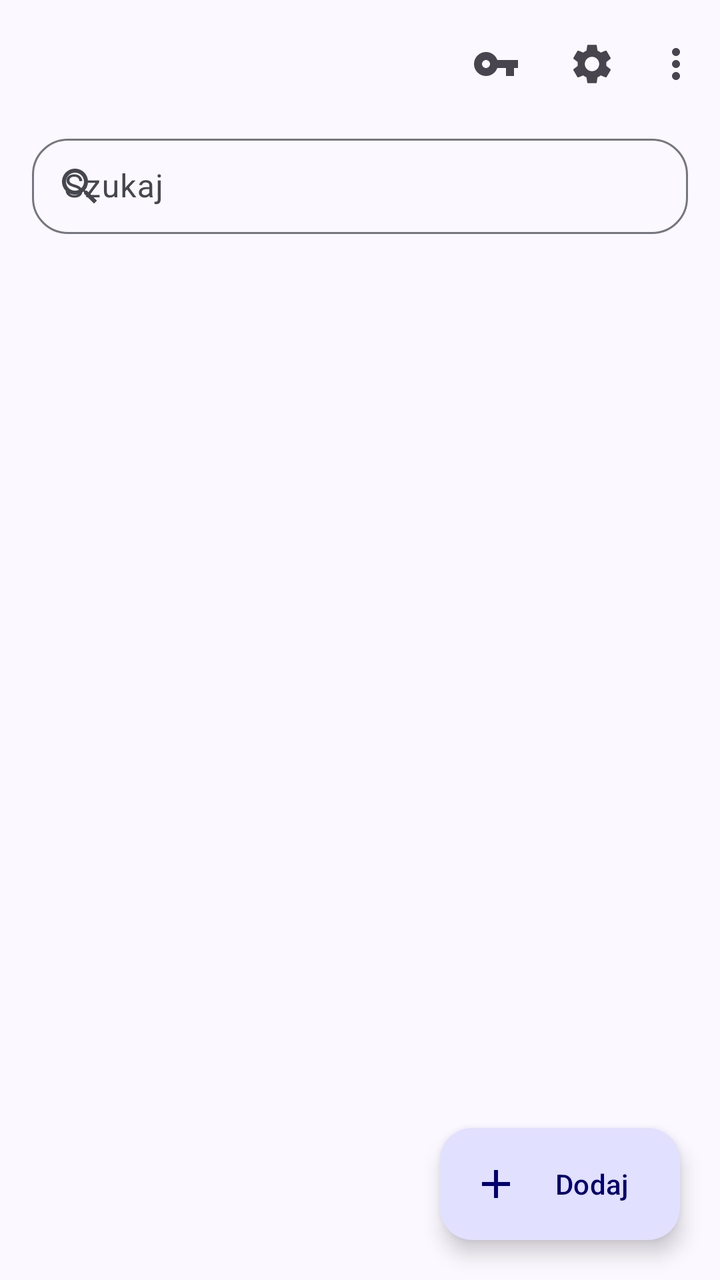
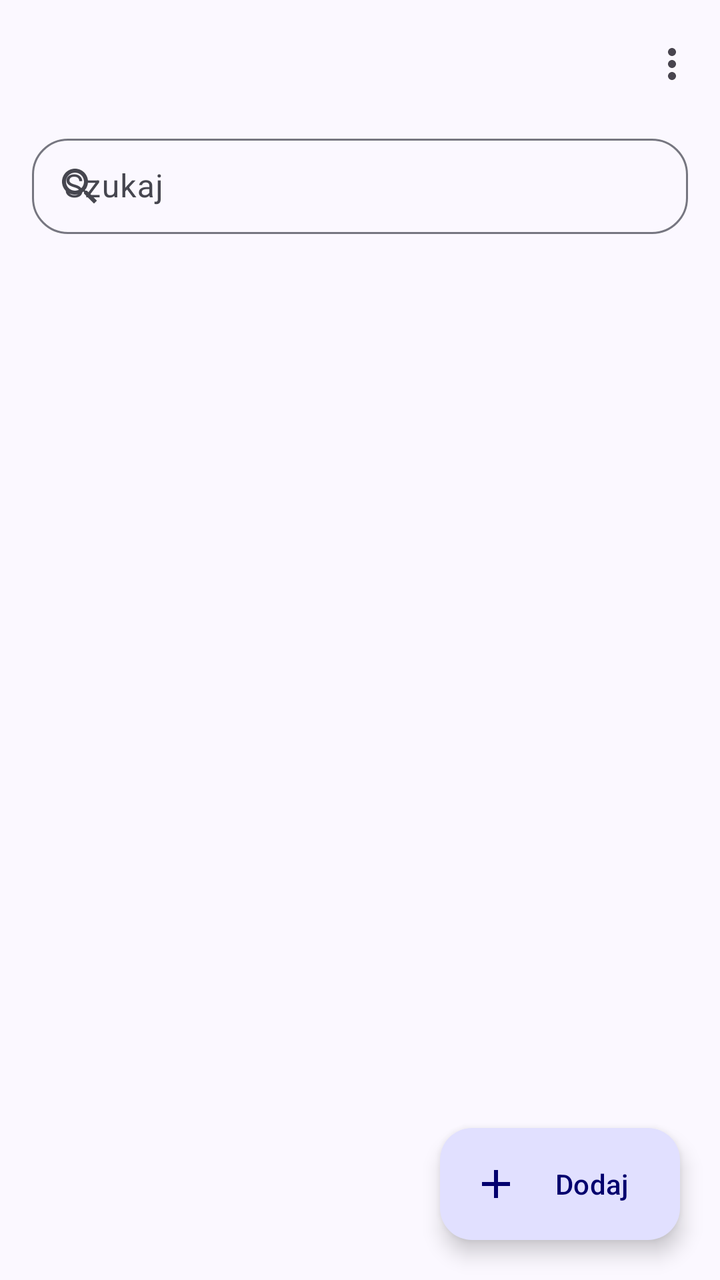

Compare the two renders of this Android layout. The source of the first and the diff that turns it into the second are given below.
<!-- AndroidManifest.xml: application theme Theme.SecurePasswordManager -->
<!-- res/layout/screen_list.xml -->
<?xml version="1.0" encoding="utf-8"?>
<androidx.coordinatorlayout.widget.CoordinatorLayout
    xmlns:android="http://schemas.android.com/apk/res/android"
    xmlns:app="http://schemas.android.com/apk/res-auto"
    android:layout_width="match_parent"
    android:layout_height="match_parent">

    <com.google.android.material.appbar.AppBarLayout
        android:layout_width="match_parent"
        android:layout_height="wrap_content"
        app:liftOnScroll="true">

        <com.google.android.material.appbar.MaterialToolbar
            android:id="@+id/toolbar"
            android:layout_width="match_parent"
            android:layout_height="?attr/actionBarSize"
            android:title="@string/list_title"
            app:titleCentered="false"
            app:menu="@menu/menu_list" />

        <com.google.android.material.textfield.TextInputLayout
            android:id="@+id/tilSearch"
            style="@style/Widget.Material3.TextInputLayout.OutlinedBox.Dense"
            android:layout_width="match_parent"
            android:layout_height="wrap_content"
            android:layout_marginHorizontal="16dp"
            android:layout_marginBottom="8dp"
            android:hint="@string/hint_search"
            app:boxCornerRadiusBottomEnd="18dp"
            app:boxCornerRadiusBottomStart="18dp"
            app:boxCornerRadiusTopEnd="18dp"
            app:boxCornerRadiusTopStart="18dp"
            app:startIconDrawable="@drawable/ic_search">

            <com.google.android.material.textfield.TextInputEditText
                android:id="@+id/editSearch"
                android:layout_width="match_parent"
                android:layout_height="wrap_content"
                android:inputType="text"
                android:imeOptions="actionSearch"
                android:maxLines="1" />
        </com.google.android.material.textfield.TextInputLayout>
    </com.google.android.material.appbar.AppBarLayout>

    <androidx.recyclerview.widget.RecyclerView
        android:id="@+id/recycler"
        android:layout_width="match_parent"
        android:layout_height="match_parent"
        android:clipToPadding="false"
        android:paddingHorizontal="16dp"
        android:paddingTop="4dp"
        android:paddingBottom="96dp"
        app:layout_behavior="@string/appbar_scrolling_view_behavior" />

    <LinearLayout
        android:id="@+id/emptyState"
        android:layout_width="match_parent"
        android:layout_height="match_parent"
        android:orientation="vertical"
        android:gravity="center"
        android:visibility="gone"
        app:layout_behavior="@string/appbar_scrolling_view_behavior">

        <ImageView
            android:layout_width="72dp"
            android:layout_height="72dp"
            android:src="@drawable/ic_key"
            android:alpha="0.5"
            app:tint="?attr/colorOnSurfaceVariant"
            android:contentDescription="@null" />

        <TextView
            android:layout_width="wrap_content"
            android:layout_height="wrap_content"
            android:layout_marginTop="16dp"
            android:text="@string/empty_title"
            android:textAppearance="?attr/textAppearanceTitleMedium"
            android:textColor="?attr/colorOnBackground" />

        <TextView
            android:layout_width="wrap_content"
            android:layout_height="wrap_content"
            android:layout_marginTop="4dp"
            android:text="@string/empty_subtitle"
            android:textAppearance="?attr/textAppearanceBodyMedium"
            android:textColor="?attr/colorOnSurfaceVariant" />
    </LinearLayout>

    <com.google.android.material.floatingactionbutton.ExtendedFloatingActionButton
        android:id="@+id/fabAdd"
        android:layout_width="wrap_content"
        android:layout_height="wrap_content"
        android:layout_gravity="bottom|end"
        android:layout_margin="20dp"
        android:text="@string/action_add"
        app:icon="@drawable/ic_add" />
</androidx.coordinatorlayout.widget.CoordinatorLayout>
<!-- resources referenced by this layout -->
<resources>
  <!-- drawable ic_add (drawable) -->
  <vector xmlns:android="http://schemas.android.com/apk/res/android"
      android:width="24dp" android:height="24dp"
      android:viewportWidth="24" android:viewportHeight="24"
      android:tint="?attr/colorControlNormal">
      <path android:fillColor="#FF000000"
          android:pathData="M19,13h-6v6h-2v-6H5v-2h6V5h2v6h6v2z" />
  </vector>
  <!-- drawable ic_key (drawable) -->
  <vector xmlns:android="http://schemas.android.com/apk/res/android"
      android:width="24dp" android:height="24dp"
      android:viewportWidth="24" android:viewportHeight="24"
      android:tint="?attr/colorControlNormal">
      <path android:fillColor="#FF000000"
          android:pathData="M12.65,10C11.83,7.67 9.61,6 7,6c-3.31,0 -6,2.69 -6,6s2.69,6 6,6c2.61,0 4.83,-1.67 5.65,-4H17v4h4v-4h2v-4H12.65zM7,14c-1.1,0 -2,-0.9 -2,-2s0.9,-2 2,-2 2,0.9 2,2 -0.9,2 -2,2z" />
  </vector>
  <!-- drawable ic_search (drawable) -->
  <vector xmlns:android="http://schemas.android.com/apk/res/android"
      android:width="24dp" android:height="24dp"
      android:viewportWidth="24" android:viewportHeight="24"
      android:tint="?attr/colorControlNormal">
      <path android:fillColor="#FF000000"
          android:pathData="M15.5,14h-0.79l-0.28,-0.27C15.41,12.59 16,11.11 16,9.5 16,5.91 13.09,3 9.5,3S3,5.91 3,9.5 5.91,16 9.5,16c1.61,0 3.09,-0.59 4.23,-1.57l0.27,0.28v0.79l5,4.99L20.49,19l-4.99,-5zM9.5,14C7.01,14 5,11.99 5,9.5S7.01,5 9.5,5 14,7.01 14,9.5 11.99,14 9.5,14z" />
  </vector>
  <string name="action_add">Dodaj</string>
  <string name="empty_subtitle">Dodaj pierwszy wpis przyciskiem poniżej.</string>
  <string name="empty_title">Brak wpisów</string>
  <string name="hint_search">Szukaj</string>
  <string name="list_title">Hasła</string>
  <color name="md_primary">#4E5BD9</color>
  <color name="md_on_primary">#FFFFFF</color>
  <color name="md_primary_container">#E1E0FF</color>
  <color name="md_on_primary_container">#03006E</color>
  <color name="md_secondary">#5B5D72</color>
  <color name="md_on_secondary">#FFFFFF</color>
  <color name="md_secondary_container">#E0E1F9</color>
  <color name="md_on_secondary_container">#181A2C</color>
  <color name="md_tertiary">#006A6A</color>
  <color name="md_on_tertiary">#FFFFFF</color>
  <color name="md_tertiary_container">#9CF1F0</color>
  <color name="md_on_tertiary_container">#002020</color>
  <color name="md_error">#BA1A1A</color>
  <color name="md_on_error">#FFFFFF</color>
  <color name="md_error_container">#FFDAD6</color>
  <color name="md_on_error_container">#410002</color>
  <color name="md_background">#FBF8FF</color>
  <color name="md_on_background">#1B1B21</color>
  <color name="md_surface">#FBF8FF</color>
  <color name="md_on_surface">#1B1B21</color>
  <color name="md_surface_variant">#E3E1EC</color>
  <color name="md_on_surface_variant">#46464F</color>
  <color name="md_surface_container">#F0EDF7</color>
  <color name="md_surface_container_high">#EAE7F1</color>
  <color name="md_outline">#767680</color>
  <color name="md_outline_variant">#C7C5D0</color>
  <style name="Theme.SecurePasswordManager.Dialog" parent="ThemeOverlay.Material3.MaterialAlertDialog">
          <item name="shapeAppearanceOverlay">@style/ShapeAppearance.Spm.Dialog</item>
      </style>
  <style name="ShapeAppearance.Spm.Dialog" parent="">
          <item name="cornerFamily">rounded</item>
          <item name="cornerSize">28dp</item>
      </style>
  <!-- unchanged entries left out for length: 1 -->
</resources>

<!-- the commit's change to res/layout/screen_list.xml (unified diff, before → after) -->
@@ -16,7 +16,7 @@
             android:layout_height="?attr/actionBarSize"
             android:title="@string/list_title"
             app:titleCentered="false"
-            app:menu="@menu/menu_list" />
+            app:menu="@menu/menu_toolbar" />
 
         <com.google.android.material.textfield.TextInputLayout
             android:id="@+id/tilSearch"
